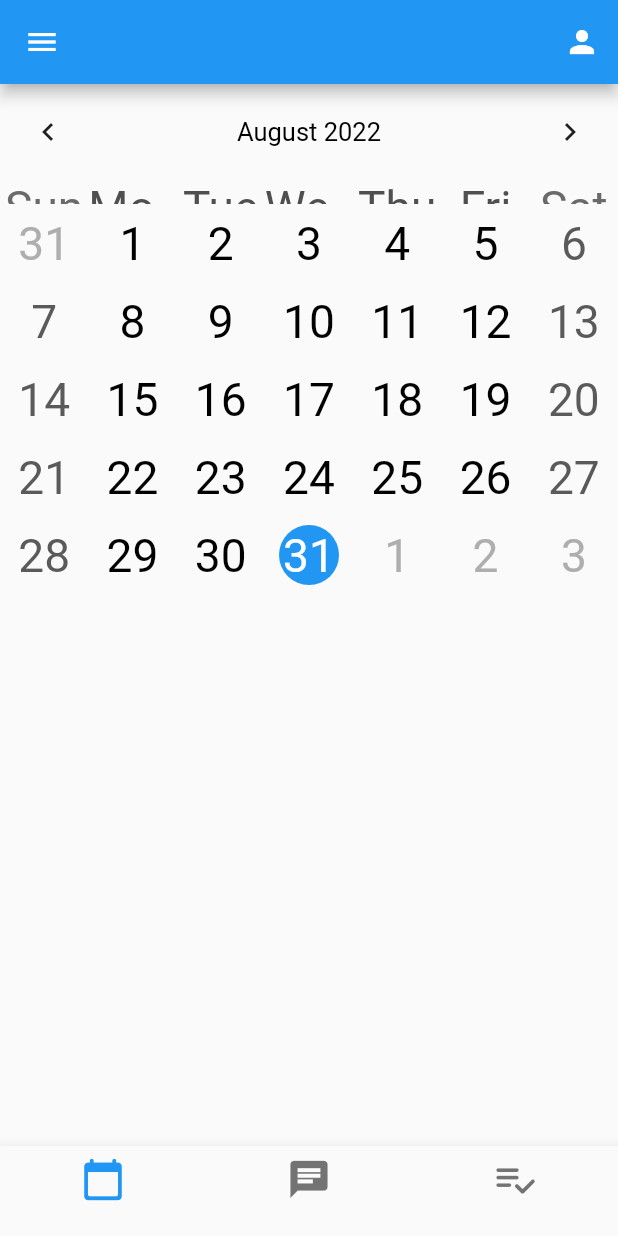
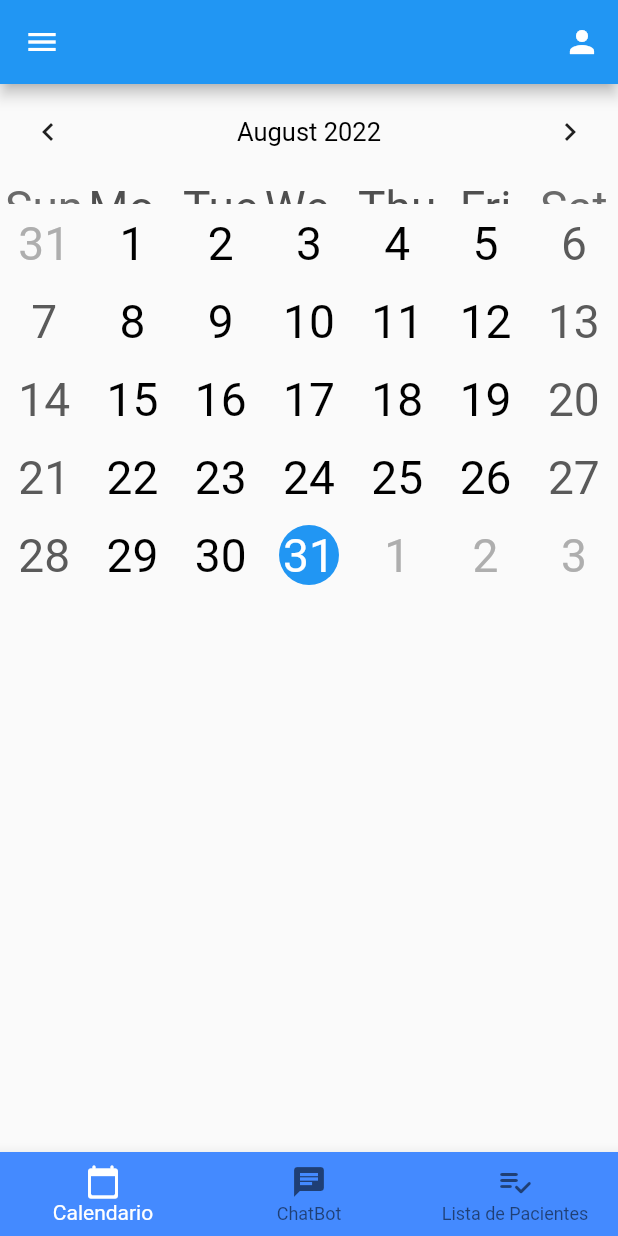
Before and after one commit to Shinoda2/PRY20220116-Recursos-TDP, a Flutter app: the Calendar screen opened directly, on a phone screen of 412 x 824 dp. Run offline on Flutter 3.47's test engine with Material 2 defaults, Android fonts, the phone set to English and light mode, and no system bars; drawn by our look-alikes of table_calendar; our stand-ins replace flutter_chat_types, flutter_chat_ui; Roboto replaces fonts that are missing (Montserrat).

Commit message:
navigation_bar added

```diff
--- a/lib/main.dart
+++ b/lib/main.dart
@@ -1,4 +1,5 @@
 import 'package:flutter/material.dart';
+import 'package:pry20220116/screens/calendar.dart';
 import 'package:pry20220116/screens/home.dart';
 import 'package:pry20220116/screens/list_patient.dart';
 import 'dart:ui';
@@ -91,7 +92,7 @@ class MyApp extends StatelessWidget {
         )
       ),
       debugShowCheckedModeBanner: false,
-      home: ListPatient(),
+      home: Calendar(),
       //initialRoute: '/home',
       /*routes: {
         '/': (context) => const Login(),
--- a/lib/screens/calendar.dart
+++ b/lib/screens/calendar.dart
@@ -1,5 +1,6 @@
 import 'package:flutter/material.dart';
 import 'package:pry20220116/screens/profile.dart';
+import 'package:pry20220116/widgets/navigation_bar.dart';
 import 'package:table_calendar/table_calendar.dart';
 
 import '../widgets/nav_bar.dart';
@@ -14,6 +15,8 @@ class _Calendar extends State<Calendar>{
   CalendarFormat format = CalendarFormat.month;
   DateTime selectedDay = DateTime.now();
   DateTime focusedDay = DateTime.now();
+  int index=0;
+  NavigationBarB ?myBNB;
 
   @override
   Widget build(BuildContext context) {
@@ -65,23 +68,7 @@ class _Calendar extends State<Calendar>{
             return isSameDay(selectedDay,date);
           },
         ),
-    bottomNavigationBar: BottomNavigationBar(
-    items: const <BottomNavigationBarItem>[
-    BottomNavigationBarItem(
-    icon: Icon(Icons.calendar_today_rounded, size: 30,),
-    label: '',
-    ),
-    BottomNavigationBarItem(
-    icon: Icon(Icons.chat, size: 30),
-    label: '',
-    ),
-    BottomNavigationBarItem(
-    icon: Icon(Icons.playlist_add_check_rounded, size: 30),
-    label: '',
-    ),
-    ],
-      selectedItemColor: Colors.blue,
-    )
+        bottomNavigationBar: NavigationBarB(),
     );
   }
 }
--- a/lib/screens/individual_patient_chat.dart
+++ b/lib/screens/individual_patient_chat.dart
@@ -24,7 +24,7 @@ class _IndividualPatientChat extends State<IndividualPatientChat>{
           child: Row(
             mainAxisAlignment: MainAxisAlignment.center,
             children: [
-              Icon(Icons.arrow_back,
+              const Icon(Icons.arrow_back,
                 size: 24,),
               CircleAvatar(
                 child:  Image.asset(
@@ -39,7 +39,7 @@ class _IndividualPatientChat extends State<IndividualPatientChat>{
         title: Column(
           children: [
             Text(widget.patient.name,
-              style: TextStyle(
+              style: const TextStyle(
                 fontSize:19,
                 fontWeight: FontWeight.bold,
               ),
--- a/lib/screens/list_patient.dart
+++ b/lib/screens/list_patient.dart
@@ -3,6 +3,8 @@ import 'package:pry20220116/models/patients.dart';
 import 'package:pry20220116/screens/profile.dart';
 import 'package:pry20220116/widgets/nav_bar.dart';
 import 'package:pry20220116/widgets/patient_card.dart';
+
+import '../widgets/navigation_bar.dart';
 
 class ListPatient extends StatefulWidget{
   //ListPatient(Key key): super(key: key);
@@ -40,6 +42,7 @@ class _ListPatient extends State<ListPatient> {
         itemCount: patients.length,
         itemBuilder: (context,index)=> PatientCard(patients[index]),
       ),
+      bottomNavigationBar: NavigationBarB(),
       );
   }
 }
--- a/lib/screens/profile.dart
+++ b/lib/screens/profile.dart
@@ -1,5 +1,7 @@
 import 'package:flutter/material.dart';
 import 'package:pry20220116/widgets/nav_bar.dart';
+
+import '../widgets/navigation_bar.dart';
 
 class Profile extends StatefulWidget{
   const Profile({Key? key}) : super(key: key);
@@ -70,6 +72,7 @@ class _LoginMedicoState extends State<Profile>{
           ],
         ),
       ),
+      bottomNavigationBar: NavigationBarB(),
     );
   }
 
--- /dev/null
+++ b/lib/widgets/navigation_bar.dart
@@ -0,0 +1,51 @@
+import 'package:flutter/material.dart';
+import 'package:pry20220116/screens/calendar.dart';
+import 'package:pry20220116/screens/chatbot.dart';
+import 'package:pry20220116/screens/list_patient.dart';
+
+class NavigationBarB extends StatefulWidget{
+  @override
+  _NavigationBarB createState()=> _NavigationBarB();
+
+}
+
+class _NavigationBarB extends State<NavigationBarB>{
+  int index=0;
+  @override
+  Widget build(BuildContext context) {
+    return BottomNavigationBar(
+        currentIndex: index,
+        onTap: (int i){
+          setState(() {
+            index=i;
+            });
+          if (index==0){
+            Navigator.of(context).push(MaterialPageRoute(builder:(BuildContext context)=>Calendar()));
+          }
+          else if (index==1){
+            Navigator.of(context).push(MaterialPageRoute(builder:(BuildContext context)=>ChatBot()));
+          }
+          else if (index==2){
+            Navigator.of(context).push(MaterialPageRoute(builder:(BuildContext context)=>ListPatient()));
+          }
+        },
+        type: BottomNavigationBarType.fixed,
+        selectedItemColor: Colors.white,
+        backgroundColor: Colors.blueAccent,
+        items: const [
+          BottomNavigationBarItem(
+              icon: Icon(Icons.calendar_today_rounded),
+              label: 'Calendario'
+          ),
+          BottomNavigationBarItem(
+              icon: Icon(Icons.chat),
+              label: 'ChatBot'
+          ),
+          BottomNavigationBarItem(
+              icon: Icon(Icons.playlist_add_check_rounded),
+              label: 'Lista de Pacientes'
+          ),
+        ]
+    );
+  }
+}
```
Also changed, not shown: lib/screens/chatbot.dart (+9 -1 lines). Lines whose indentation alone changed are shown as unchanged.
